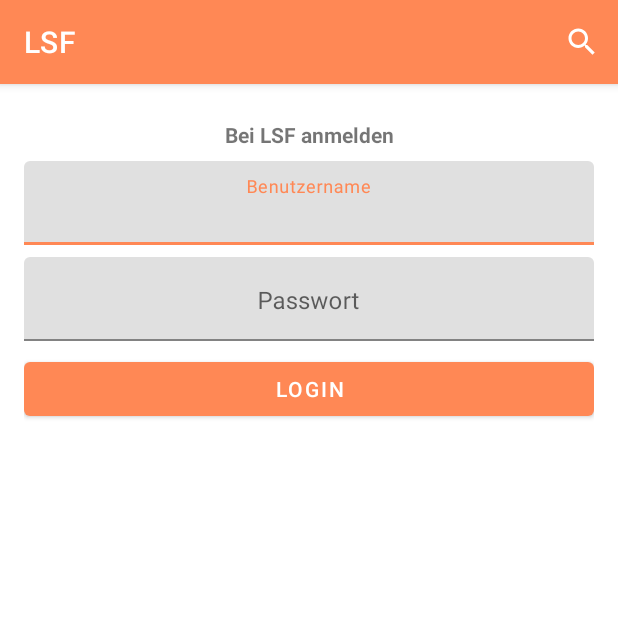
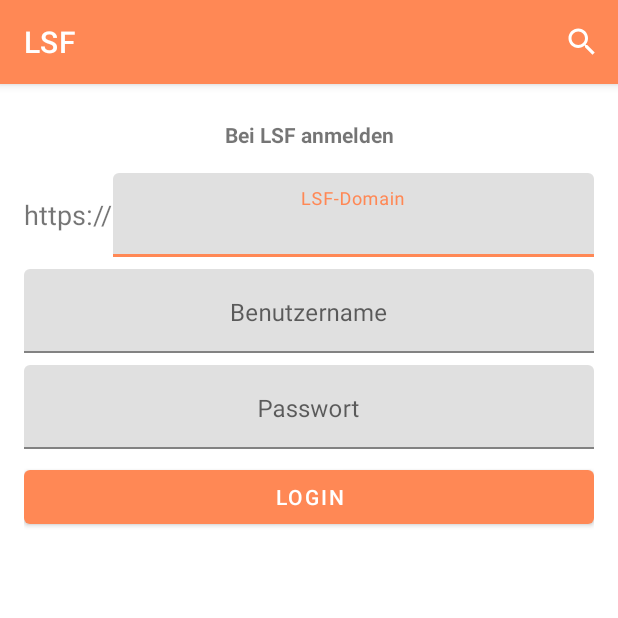
Before and after one commit to oemel09/LSF-HfT-Stuttgart, an Android app: the screen it shows after launch (MainActivity), on a phone screen of 412 x 824 dp, the top half of it. Run offline under Robolectric (Android 15) with nearby library versions, the phone set to English and light mode, and no system bars.

Commit message:
Adds multi-domain support

```diff
--- a/app/src/main/java/de/oemel09/lsf/MainActivity.java
+++ b/app/src/main/java/de/oemel09/lsf/MainActivity.java
@@ -33,6 +33,7 @@ public class MainActivity extends AppCompatActivity implements LsfRequestListene
         GradeAdapter.OnGradeClickListener, SearchView.OnQueryTextListener {
 
     public static final String LOGGED_IN = "LOGGED_IN";
+    public static final String DOMAIN = "DOMAIN";
     public static final String USERNAME = "USERNAME";
     public static final String PASSWORD = "PASSWORD";
     public static final String GRADE = "GRADE";
@@ -103,11 +104,14 @@ public class MainActivity extends AppCompatActivity implements LsfRequestListene
 
     private void setupLoginView() {
         setContentView(R.layout.login);
+        TextInputEditText etDomain = findViewById(R.id.et_domain);
         TextInputEditText etUsername = findViewById(R.id.et_username);
         TextInputEditText etPassword = findViewById(R.id.et_password);
 
-        fillOutUsername(etUsername);
+        fillOutLoginData(etDomain, etUsername);
         findViewById(R.id.btn_login).setOnClickListener(v -> {
+            String domain = validateDomain(Objects.requireNonNull(etDomain.getText()).toString());
+            editor.putString(DOMAIN, domain);
             editor.putString(USERNAME, Objects.requireNonNull(etUsername.getText()).toString());
             editor.putString(PASSWORD, Objects.requireNonNull(etPassword.getText()).toString());
             editor.apply();
@@ -115,7 +119,18 @@ public class MainActivity extends AppCompatActivity implements LsfRequestListene
         });
     }
 
-    private void fillOutUsername(TextInputEditText etUsername) {
+    private String validateDomain(String domain) {
+        if (domain == null) return "";
+        if (domain.endsWith("/")) {
+            domain = domain.substring(0, domain.length() - 1);
+        }
+        return domain;
+    }
+
+    private void fillOutLoginData(TextInputEditText etDomain, TextInputEditText etUsername) {
+        if (prefs.getString(DOMAIN, null) != null) {
+            etDomain.setText(prefs.getString(DOMAIN, null));
+        }
         if (prefs.getString(USERNAME, null) != null) {
             etUsername.setText(prefs.getString(USERNAME, null));
         }
--- a/app/src/main/java/de/oemel09/lsf/api/LsfLoader.java
+++ b/app/src/main/java/de/oemel09/lsf/api/LsfLoader.java
@@ -29,12 +29,12 @@ public class LsfLoader {
     public LsfLoader(Context context, LsfRequestListener lsfRequestListener) {
         this.context = context;
         this.lsfRequestListener = lsfRequestListener;
-        this.lsfApi = LsfApiClient.getLsfApi();
+        this.lsfApi = LsfApiClient.getLsfApi(context);
         this.lsfLogin = new LsfLogin(context);
     }
 
-    public void getGrades(LsfGradeInfoSuccessful lsfRequestSuccessful1) {
-        this.lsfRequestSuccessful = lsfRequestSuccessful1;
+    public void getGrades(LsfGradeInfoSuccessful lsfRequestSuccessful) {
+        this.lsfRequestSuccessful = lsfRequestSuccessful;
         lsfRequestListener.onRequestStart();
         if (lsfLogin.isCookieStillValid()) {
             loadGrades();
--- a/app/src/main/res/layout/login.xml
+++ b/app/src/main/res/layout/login.xml
@@ -7,44 +7,88 @@
     android:padding="16dp">
 
     <TextView
-        android:id="@+id/textView2"
+        android:id="@+id/tv_header"
         android:layout_width="match_parent"
         android:layout_height="wrap_content"
         android:layout_marginTop="8dp"
+        android:gravity="center"
         android:text="@string/login_to_lsf"
-        android:gravity="center"
         android:textStyle="bold"
         app:layout_constraintEnd_toEndOf="parent"
         app:layout_constraintStart_toStartOf="parent"
         app:layout_constraintTop_toTopOf="parent"/>
 
+    <androidx.constraintlayout.widget.ConstraintLayout
+        android:id="@+id/cl_domain"
+        android:layout_width="match_parent"
+        android:layout_height="wrap_content"
+        android:layout_marginTop="16dp"
+        android:orientation="horizontal"
+        app:layout_constraintEnd_toEndOf="parent"
+        app:layout_constraintStart_toStartOf="parent"
+        app:layout_constraintTop_toBottomOf="@+id/tv_header">
+
+        <TextView
+            android:id="@+id/tv_https"
+            android:layout_width="wrap_content"
+            android:layout_height="0dp"
+            android:gravity="center"
+            android:text="@string/https"
+            android:textSize="18sp"
+            app:layout_constraintBottom_toBottomOf="parent"
+            app:layout_constraintStart_toStartOf="parent"
+            app:layout_constraintTop_toTopOf="parent"/>
+
+        <com.google.android.material.textfield.TextInputLayout
+            android:id="@+id/til_domain"
+            android:layout_width="0dp"
+            android:layout_height="wrap_content"
+            android:gravity="center_horizontal"
+            app:layout_constraintBottom_toBottomOf="parent"
+            app:layout_constraintEnd_toEndOf="parent"
+            app:layout_constraintStart_toEndOf="@+id/tv_https"
+            app:layout_constraintTop_toTopOf="parent">
+
+            <com.google.android.material.textfield.TextInputEditText
+                android:id="@+id/et_domain"
+                android:layout_width="match_parent"
+                android:layout_height="wrap_content"
+                android:gravity="center_horizontal"
+                android:hint="@string/domain"
+                android:inputType="textUri"/>
+        </com.google.android.material.textfield.TextInputLayout>
+    </androidx.constraintlayout.widget.ConstraintLayout>
+
     <com.google.android.material.textfield.TextInputLayout
-        android:id="@+id/textInputLayout"
+        android:id="@+id/til_username"
         android:layout_width="0dp"
         android:layout_height="wrap_content"
         android:layout_marginTop="8dp"
         android:gravity="center_horizontal"
         app:layout_constraintEnd_toEndOf="parent"
         app:layout_constraintStart_toStartOf="parent"
-        app:layout_constraintTop_toBottomOf="@+id/textView2">
+        app:layout_constraintTop_toBottomOf="@+id/cl_domain">
 
         <com.google.android.material.textfield.TextInputEditText
             android:id="@+id/et_username"
             android:layout_width="match_parent"
             android:layout_height="wrap_content"
             android:gravity="center_horizontal"
+            android:inputType="text"
+            android:maxLines="1"
+            android:imeOptions="actionNext"
             android:hint="@string/username"/>
     </com.google.android.material.textfield.TextInputLayout>
 
     <com.google.android.material.textfield.TextInputLayout
-        android:id="@+id/textInputLayout2"
+        android:id="@+id/til_password"
         android:layout_width="0dp"
         android:layout_height="wrap_content"
         android:layout_marginTop="8dp"
         android:gravity="center_horizontal"
         app:layout_constraintEnd_toEndOf="parent"
         app:layout_constraintStart_toStartOf="parent"
-        app:layout_constraintTop_toBottomOf="@+id/textInputLayout">
+        app:layout_constraintTop_toBottomOf="@+id/til_username">
 
         <com.google.android.material.textfield.TextInputEditText
             android:id="@+id/et_password"
@@ -63,5 +107,5 @@
         android:text="@string/login"
         app:layout_constraintEnd_toEndOf="parent"
         app:layout_constraintStart_toStartOf="parent"
-        app:layout_constraintTop_toBottomOf="@+id/textInputLayout2"/>
+        app:layout_constraintTop_toBottomOf="@+id/til_password"/>
 </androidx.constraintlayout.widget.ConstraintLayout>
--- a/app/src/main/res/values/strings.xml
+++ b/app/src/main/res/values/strings.xml
@@ -27,4 +27,6 @@
 
     <string name="menu_search">Suche</string>
     <string name="menu_search_hint">Suche Klausuren</string>
+    <string name="domain">LSF-Domain</string>
+    <string name="https">https://</string>
 </resources>
--- a/build.gradle
+++ b/build.gradle
@@ -7,7 +7,7 @@ buildscript {
         jcenter()
     }
     dependencies {
-        classpath 'com.android.tools.build:gradle:3.3.2'
+        classpath 'com.android.tools.build:gradle:3.4.2'
 
 
         // NOTE: Do not place your application dependencies here; they belong
```
Also changed, not shown: app/build.gradle (+4 -4 lines), app/src/main/java/de/oemel09/lsf/api/LsfApiClient.java (+13 -18 lines), gradle/wrapper/gradle-wrapper.properties.
